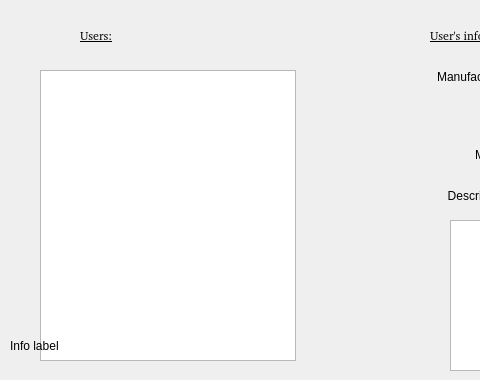
First picture: the form in Client/usersdialog.ui, repository ArtemD/SpeedFreak, before the edit; both pictures show x 0 to 480 and y 0 to 380 of the 800 by 380 pixel window.
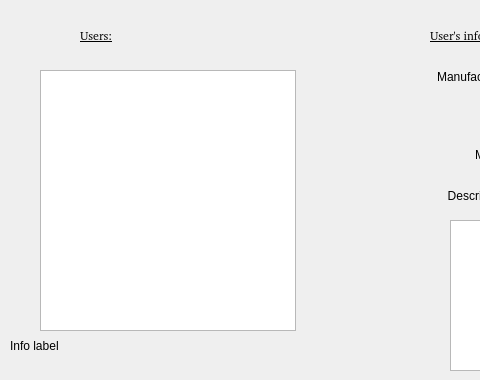
Second picture: the form after the edit.

Commit message: Fixed bug 5709. Now result dialog shows only two decimals in time labels.

Patch:
```diff
--- a/Client/usersdialog.ui
+++ b/Client/usersdialog.ui
@@ -22,7 +22,7 @@
      <x>40</x>
      <y>70</y>
      <width>256</width>
-     <height>291</height>
+     <height>261</height>
     </rect>
    </property>
   </widget>
```
The commit also changes 2 other files.
